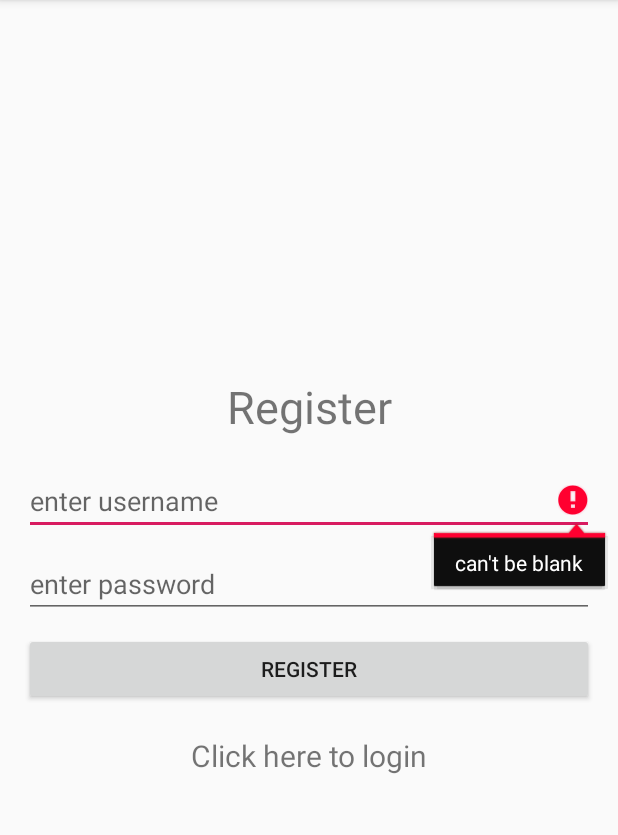
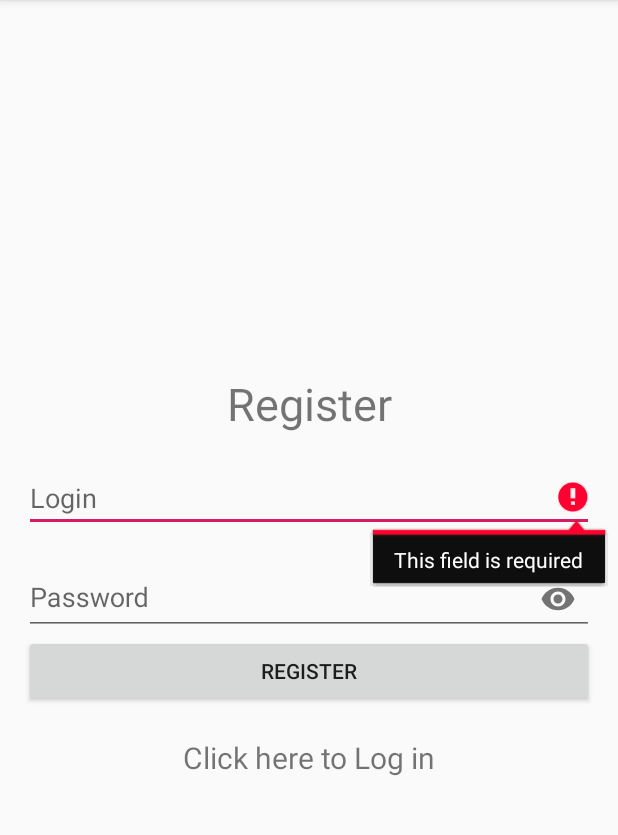
Before and after one commit to julvera/chat_app, an Android app: the Register screen opened directly, with no data from a screen before it, after a tap on "REGISTER", on a phone screen of 412 x 824 dp, the part 84-919 px from its top. Run offline under Robolectric (Android 15) with nearby library versions, the phone set to English and light mode, and no system bars; our stand-ins replace ButterKnife, Volley; libraries missing offline, so code that uses them is left out: com.firebase.client; 1 statement that could not run was skipped.

Commit message:
refactor Register activity. Use Butterknife all the way instead of partly. create helper and constant classes to be used in all package

```diff
--- a/app/src/main/java/com/jvera/chat_app/Register.java
+++ b/app/src/main/java/com/jvera/chat_app/Register.java
@@ -2,13 +2,14 @@ package com.jvera.chat_app;
 
 import android.app.ProgressDialog;
 import android.content.Intent;
+import android.support.design.widget.TextInputLayout;
 import android.support.v7.app.AppCompatActivity;
 import android.os.Bundle;
+import android.util.Log;
 import android.view.View;
 import android.widget.Button;
 import android.widget.EditText;
 import android.widget.TextView;
-import android.widget.Toast;
 
 import com.android.volley.Request;
 import com.android.volley.RequestQueue;
@@ -21,99 +22,141 @@ import com.firebase.client.Firebase;
 import org.json.JSONException;
 import org.json.JSONObject;
 
+import butterknife.BindView;
+import butterknife.ButterKnife;
+import butterknife.OnClick;
+
+
 public class Register extends AppCompatActivity {
-    EditText username, password;
-    Button registerButton;
-    String user, pass;
-    TextView login;
+
+    final static private String TAG = Login.class.getSimpleName();
+    @BindView(R.id.login) EditText login;
+    @BindView(R.id.password) TextInputLayout password;
+    @BindView(R.id.login_btn) TextView login_btn;
+    @BindView(R.id.register_btn) Button register_btn;
 
     @Override
     protected void onCreate(Bundle savedInstanceState) {
         super.onCreate(savedInstanceState);
         setContentView(R.layout.activity_register);
+        Log.i(TAG, "onCreate Register");
+        ButterKnife.bind(this);
+        Firebase.setAndroidContext(this);
+    }
 
-        username = (EditText)findViewById(R.id.username);
-        password = (EditText)findViewById(R.id.password);
-        registerButton = (Button)findViewById(R.id.registerButton);
-        login = (TextView)findViewById(R.id.login);
+    @OnClick({R.id.register_btn, R.id.login_btn})
+    public void setOnClickRegisterEvents(View v) {
+        switch(v.getId()) {
+            case R.id.login_btn:
+                startActivity(new Intent(Register.this, Login.class));
+                break;
 
-        Firebase.setAndroidContext(this);
+            case R.id.register_btn:
+                register_click_action();
+                break;
 
-        login.setOnClickListener(new View.OnClickListener() {
-            @Override
-            public void onClick(View v) {
-                startActivity(new Intent(Register.this, Login.class));
+            default:
+                // Shouldn't get here
+                break;
         }
-        });
+    }
 
-        registerButton.setOnClickListener(new View.OnClickListener() {
-            @Override
-            public void onClick(View v) {
-                user = username.getText().toString();
-                pass = password.getText().toString();
+    private void register_click_action() {
+        String user = login.getText().toString();
+        String pass = password.getEditText().getText().toString();
 
-                if(user.equals("")){
-                    username.setError("can't be blank");
+        if (user.equals("")) {
+            login.setError(constants.txt_error_field_required);
+        } else if(pass.equals("")){
+            password.setError(constants.txt_error_field_required);
+        } else if (!user.matches("[A-Za-z0-9]+")) {
+            login.setError(constants.txt_error_alpha_or_number_only);
+        } else if (user.length() < 5) {
+            login.setError(constants.txt_error_short_username);
+        } else if (pass.length() < 5) {
+            password.setError(constants.txt_error_short_password);
+        } else {
+            StringRequest request = db_add_credentials(user, pass);
+            RequestQueue rQueue = Volley.newRequestQueue(Register.this);
+            rQueue.add(request);
         }
-                else if(pass.equals("")){
-                    password.setError("can't be blank");
     }
-                else if(!user.matches("[A-Za-z0-9]+")){
-                    username.setError("only alphabet or number allowed");
-                }
-                else if(user.length()<5){
-                    username.setError("at least 5 characters long");
-                }
-                else if(pass.length()<5){
-                    password.setError("at least 5 characters long");
-                }
-                else {
-                    final ProgressDialog pd = new ProgressDialog(Register.this);
-                    pd.setMessage("Loading...");
-                    pd.show();
 
-                    String url = "https://chat-app-f7685.firebaseio.com//users.json";
+    private StringRequest db_add_credentials(final String user, final String pass){
+        final ProgressDialog prog_dial = new ProgressDialog(Register.this);
+        prog_dial.setMessage("Loading...");
+        prog_dial.show();
 
-                    StringRequest request = new StringRequest(Request.Method.GET, url, new Response.Listener<String>(){
+        Response.Listener<String> response_listener = new Response.Listener<String>() {
             @Override
             public void onResponse(String s) {
-                            Firebase reference = new Firebase("https://chat-app-f7685.firebaseio.com//users");
+                Firebase reference = new Firebase(constants.api_url_users);
 
-                            if(s.equals("null")) {
+                if (s.equals("null")) {
                     reference.child(user).child("password").setValue(pass);
-                                Toast.makeText(Register.this, "registration successful", Toast.LENGTH_LONG).show();
-                            }
-                            else {
+                    helper.toast_error(Register.this, constants.txt_registration_successful);
+                } else {
                     try {
                         JSONObject obj = new JSONObject(s);
 
                         if (!obj.has(user)) {
                             reference.child(user).child("password").setValue(pass);
-                                        Toast.makeText(Register.this, "registration successful", Toast.LENGTH_LONG).show();
+                            helper.toast_error(Register.this, constants.txt_registration_successful);
                         } else {
-                                        Toast.makeText(Register.this, "username already exists", Toast.LENGTH_LONG).show();
+                            helper.toast_error(Register.this, constants.txt_error_user_exists);
                         }
-
                     } catch (JSONException e) {
                         e.printStackTrace();
                     }
                 }
+                prog_dial.dismiss();
+            }
+        };
 
-                            pd.dismiss();
+        Response.ErrorListener error_listener = new Response.ErrorListener() {
+            @Override
+            public void onErrorResponse(VolleyError volleyError) {
+                System.out.println("" + volleyError);
+                prog_dial.dismiss();
+            }
+        };
+
+        return new StringRequest(
+            Request.Method.GET,
+            constants.api_url_users_json,
+            response_listener,
+            error_listener
+        );
     }
 
-                    },new Response.ErrorListener(){
     @Override
-                        public void onErrorResponse(VolleyError volleyError) {
-                            System.out.println("" + volleyError );
-                            pd.dismiss();
+    protected void onStart() {
+        super.onStart();
+        Log.i(TAG,"onStart Register");
     }
-                    });
 
-                    RequestQueue rQueue = Volley.newRequestQueue(Register.this);
-                    rQueue.add(request);
+    @Override
+    protected void onResume() {
+        super.onResume();
+        Log.i(TAG,"onResume Register");
     }
+
+    @Override
+    protected void onPause() {
+        super.onPause();
+        Log.i(TAG,"onPause Register");
     }
-        });
+
+    @Override
+    protected void onStop() {
+        super.onStop();
+        Log.i(TAG,"onStop Register");
     }
+
+    @Override
+    protected void onDestroy() {
+        super.onDestroy();
+        Log.i(TAG,"onDestroy Register");
     }
+
+}
--- a/app/src/main/java/com/jvera/chat_app/constants.java
+++ b/app/src/main/java/com/jvera/chat_app/constants.java
@@ -1,6 +1,24 @@
 package com.jvera.chat_app;
 
+
+@SuppressWarnings("WeakerAccess")
 public class constants {
-    protected static String api_url_json = "https://chat-app-f7685.firebaseio.com//users.json";
+    /*
+    * Text strings for toasts pop-ups mainly
+    */
+    protected static String txt_registration_successful = "Registration successful";
+    protected static String txt_error_user_exists = "username already exists";
+    protected static String txt_error_field_required = "This field is required";
+    protected static String txt_error_alpha_or_number_only = "only alphabet or number allowed";
+    protected static String txt_error_short_password = "This password is too short";
+    protected static String txt_error_short_username = "This username is too short";
+    protected static String txt_error_user_not_found = "user not found";
+    protected static String txt_error_incorrect_password = "This password is incorrect";
+
+    /*
+     * String constants
+     */
+    protected static String api_url_users_json = "https://chat-app-f7685.firebaseio.com//users.json";
+    protected static String api_url_users = "https://chat-app-f7685.firebaseio.com//users";
 
 }
--- a/app/src/main/res/layout/activity_login.xml
+++ b/app/src/main/res/layout/activity_login.xml
@@ -15,7 +15,7 @@
         android:layout_width="@+id/login_btn"
         android:layout_height="45dp"
         android:layout_marginTop="40dp"
-        android:text="@string/register"
+        android:text="@string/register_now"
         app:layout_constraintEnd_toEndOf="@+id/login"
         app:layout_constraintStart_toStartOf="@+id/login"
         app:layout_constraintTop_toTopOf="parent" />
--- a/app/src/main/res/layout/activity_register.xml
+++ b/app/src/main/res/layout/activity_register.xml
@@ -2,6 +2,7 @@
 
     <LinearLayout xmlns:android="http://schemas.android.com/apk/res/android"
         xmlns:tools="http://schemas.android.com/tools"
+        xmlns:app="http://schemas.android.com/apk/res-auto"
         android:layout_width="match_parent"
         android:layout_height="match_parent"
         android:paddingBottom="@dimen/activity_vertical_margin"
@@ -15,42 +16,54 @@
         <TextView
             android:layout_width="match_parent"
             android:layout_height="wrap_content"
-            android:text="Register"
-            android:textSize="30dp"
+            android:text="@string/register"
+            android:textSize="30sp"
             android:gravity="center"
             android:layout_marginBottom="20dp"/>
 
         <EditText
+            android:id="@+id/login"
             android:layout_width="match_parent"
             android:layout_height="wrap_content"
-            android:id="@+id/username"
             android:inputType="text"
             android:maxLines="1"
-            android:hint="enter username"
-            android:layout_marginBottom="10dp"/>
+            android:hint="@string/prompt_login"
+            android:layout_marginBottom="10dp"
+            android:autofillHints="AUTOFILL_HINT_USERNAME"/>
 
-        <EditText
+        <!--Password + hide and show-->
+        <android.support.design.widget.TextInputLayout
+            android:id="@+id/password"
             android:layout_width="match_parent"
             android:layout_height="wrap_content"
-            android:id="@+id/password"
-            android:inputType="textPassword"
-            android:maxLines="1"
-            android:hint="enter password"
-            android:layout_marginBottom="10dp"/>
+            app:layout_constraintEnd_toEndOf="@+id/login"
+            app:layout_constraintStart_toStartOf="@+id/login"
+            app:layout_constraintTop_toBottomOf="@+id/login"
+            app:passwordToggleEnabled="true">
+
+            <EditText
+                android:layout_width="match_parent"
+                android:layout_height="wrap_content"
+                android:hint="@string/prompt_password"
+                android:inputType="textPassword"
+                android:maxLines="1"
+                android:singleLine="true"
+                android:autofillHints="AUTOFILL_HINT_PASSWORD"/>
+        </android.support.design.widget.TextInputLayout>
 
         <Button
+            android:id="@+id/register_btn"
             android:layout_width="match_parent"
             android:layout_height="wrap_content"
-            android:text="Register"
-            android:id="@+id/registerButton"
+            android:text="@string/register"
             android:layout_marginBottom="20dp"/>
 
         <TextView
+            android:id="@+id/login_btn"
             android:layout_width="match_parent"
             android:layout_height="wrap_content"
-            android:text="Click here to login"
-            android:textSize="20dp"
-            android:gravity="center"
-            android:id="@+id/login"/>
+            android:text="@string/click_to_log"
+            android:textSize="20sp"
+            android:gravity="center" />
 
     </LinearLayout>
--- a/app/src/main/res/values/strings.xml
+++ b/app/src/main/res/values/strings.xml
@@ -4,7 +4,9 @@
     <string name="prompt_login">Login</string>
     <string name="send">Sign in to chat!</string>
     <string name="fill_fields">Please fill both fields above</string>
-    <string name="register">Register now!</string>
+    <string name="register">Register</string>
+    <string name="register_now">Register now!</string>
+    <string name="click_to_log">Click here to Log in</string>
     <string name="or">-- OR --</string>
     <string name="log_in">Log In!</string>
     <string name="title_activity_login">Sign in</string>
```
Also changed, not shown: app/src/main/java/com/jvera/chat_app/Login.java (+9 -11 lines), app/src/main/java/com/jvera/chat_app/helper.java (added, +15 -0 lines). Lines whose indentation alone changed are shown as unchanged.
